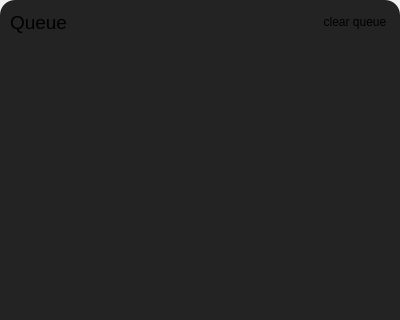
The window that src/frontend/queue.ui (MilanJzo/eda-mp3) describes before a commit, drawn with Qt 5; both pictures show x 0 to 400 and y 0 to 320 of the 400 by 476 pixel window.
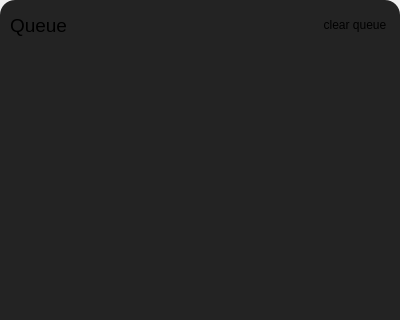
The same window after the commit.

Commit message: button hovers icon fixes and adds

```diff
--- a/src/frontend/queue.ui
+++ b/src/frontend/queue.ui
@@ -40,8 +40,23 @@
 	border-radius: 15px;
 }
 
-#content QPushButton, #scrollArea {
+#scrollArea {
 	border: none;
+}
+
+QPushButton {
+	min-width: 30px;
+	min-height: 30px;
+	max-height: 30px;
+
+	border: none;
+	border-radius: 15px;
+
+	background-color: rgb(35, 35, 35);
+}
+
+QPushButton:hover {
+	background-color: rgb(53, 53, 53);
 }</string>
      </property>
      <layout class="QVBoxLayout" name="contentLayout">
@@ -81,14 +96,14 @@
          <widget class="QPushButton" name="clearButton">
           <property name="minimumSize">
            <size>
-            <width>0</width>
-            <height>24</height>
+            <width>30</width>
+            <height>30</height>
            </size>
           </property>
           <property name="maximumSize">
            <size>
             <width>70</width>
-            <height>24</height>
+            <height>30</height>
            </size>
           </property>
           <property name="text">
@@ -109,7 +124,7 @@
            <x>0</x>
            <y>0</y>
            <width>380</width>
-           <height>418</height>
+           <height>414</height>
           </rect>
          </property>
         </widget>
```
The commit also changes 4 other files.
